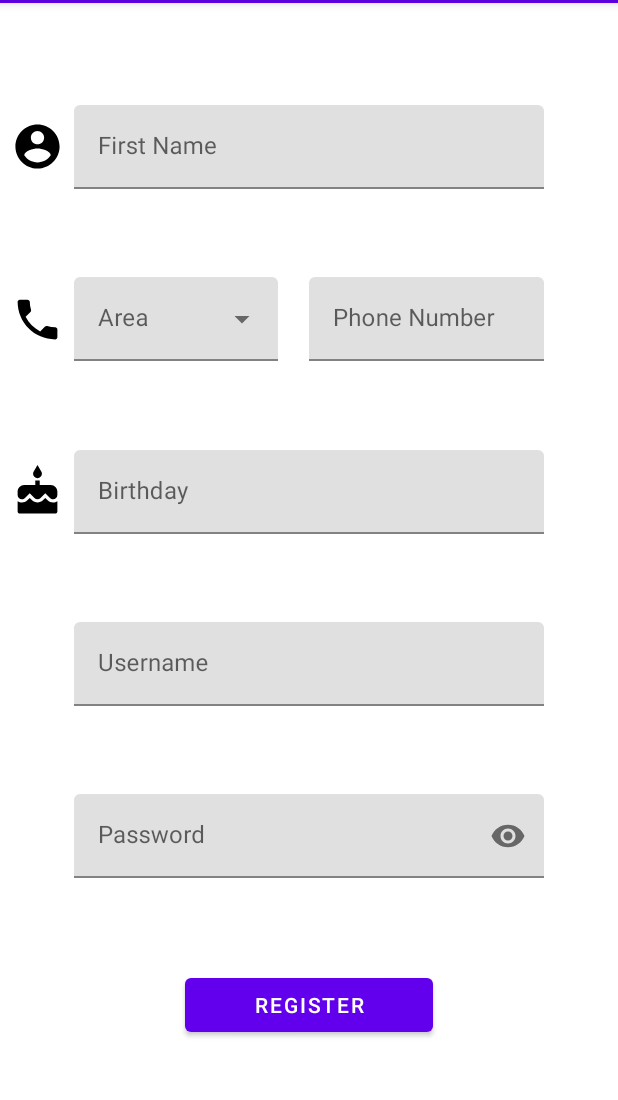
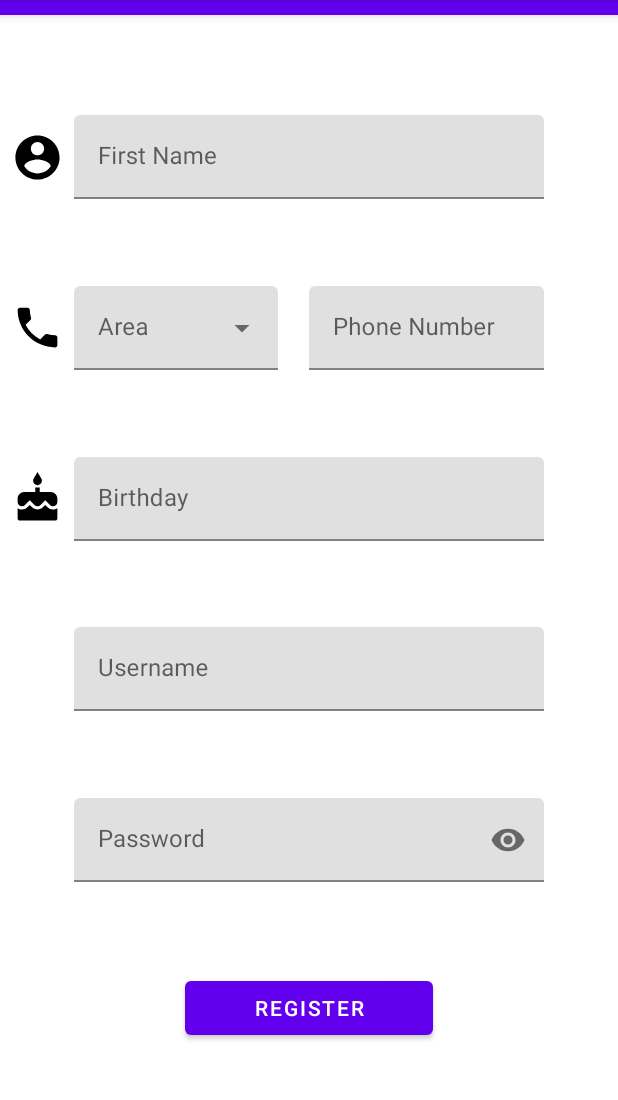
Before and after one commit to matisanchez97/SegundoParcialDDM, an Android app: the screen it shows after launch (MainActivity), after a tap on "REGISTER", on a phone screen of 412 x 824 dp, the part 84-1184 px from its top. Run offline under Robolectric (Android 15) with nearby library versions, the phone set to English and light mode, and no system bars; our stand-ins replace Room's generated code; libraries missing offline, so code that uses them is left out: com.wajahatkarim3.roomexplorer; 8 statements that could not run were skipped.

Commit message:
Quinto Commit

```diff
--- a/app/src/main/java/com/utn/primerparcial/adapters/ShoppingListAdapter.kt
+++ b/app/src/main/java/com/utn/primerparcial/adapters/ShoppingListAdapter.kt
@@ -57,8 +57,8 @@ class ShoppingListAdapter (private var shoppingList: MutableList<Product>, val o
             true
         }
         holder.setQuantity(shoppingList[position].quantity.toString())
-
-        if(shoppingList[position].name.startsWith(PRODUCT_CODES[0]))
+        holder.getImageView().setImageResource(shoppingList[position].imageResId)
+        /*if(shoppingList[position].name.startsWith(PRODUCT_CODES[0]))
             holder.getImageView().setImageResource(R.drawable.ic_milk_bottle)
         else if (shoppingList[position].name.startsWith(PRODUCT_CODES[1]))
             holder.getImageView().setImageResource(R.drawable.ic_cheese)
@@ -67,7 +67,7 @@ class ShoppingListAdapter (private var shoppingList: MutableList<Product>, val o
         else if (shoppingList[position].name.startsWith(PRODUCT_CODES[3]))
             holder.getImageView().setImageResource(R.drawable.ic_beer)
         else if (shoppingList[position].name.startsWith(PRODUCT_CODES[4]))
-            holder.getImageView().setImageResource(R.drawable.ic_dulce_de_leche)
+            holder.getImageView().setImageResource(R.drawable.ic_dulce_de_leche)*/
 
 
     }
--- a/app/src/main/java/com/utn/primerparcial/constants/constants.kt
+++ b/app/src/main/java/com/utn/primerparcial/constants/constants.kt
@@ -4,94 +4,50 @@ import com.utn.primerparcial.R
 import com.utn.primerparcial.entities.Product
 
 val PRODUCTS_LIST: List<Product> = listOf(
-    Product(1,"Cerveza","Brahma",97,1,"970cc"),
-    Product(2,"Cerveza","Brahma",72,1,"473cc"),
-    Product(3,"Cerveza IPA","Imperial",124,1,"1lt"),
-    Product(4,"Cerveza Lager","Imperial",97,1,"1lt"),
-    Product(5,"Cerveza Lager","Imperial",83,1,"473cc"),
-    Product(6,"Cerveza Lager","Stella Artois",107,1,"473cc"),
-    Product(7,"Cerveza Lager","Stella Artois",167,1,"975cc"),
-    Product(8,"Cerveza Noire","Stella Artois",167,1,"975cc"),
-    Product(9,"Cerveza Pilsener","Budweiser",83,1,"473cc"),
-    Product(10,"Cerveza","Quilmes",68,1,"473cc"),
-    Product(11,"Cerveza","Quilmes",95,1,"970cc"),
-    Product(12,"Dulce de leche","Ilolay",103,1,"400gr"),
-    Product(13,"Dulce de leche","La Serenisima",96,1,"400gr"),
-    Product(14,"Dulce de leche","Milkaut",105,1,"400gr"),
-    Product(15,"Dulce de leche","SanCor",99,1,"400gr"),
-    Product(16,"Dulce de leche","San Ignacio",94,1,"400gr"),
-    Product(17,"Leche descremada","Ilolay",67,1,"1lt"),
-    Product(18,"Leche descremada","La Serenisima",71,1,"1lt"),
-    Product(19,"Leche descremada","Las Tres Niñas",61,1,"1lt"),
-    Product(20,"Leche descremada","SanCor",68,1,"1lt"),
-    Product(21,"Leche descremada","Tregar",67,1,"1lt"),
-    Product(22,"Leche Entera","Ilolay",67,1,"1lt"),
-    Product(23,"Leche Entera","La Serenisima",71,1,"1lt"),
-    Product(24,"Leche Entera","Las Tres Niñas",61,1,"1lt"),
-    Product(25,"Mermelada de Ciruela","Arcor",100,1,"454gr"),
-    Product(26,"Mermelada de Durazno","BC",130,1,"390"),
-    Product(27,"Mermelada de Durazno","La Campagnola",123,1,"454gr"),
-    Product(28,"Mermelada de Durazno light","Arcor",121,1,"390gr"),
-    Product(29,"Mermelada de Frutilla","BC",168,1,"390gr"),
-    Product(30,"Mermelada de Naranja","Arcor",100,1,"454gr"),
-    Product(31,"Mermelada de Naranja","BC",130,1,"390gr"),
-    Product(32,"Mermelada de Naranja","La Campagnola",123,1,"454gr"),
-    Product(33,"Queso Azul","San Ignacio",170,1,"180gr"),
-    Product(34,"Queso Cremoso","La Paulina",339,1,"Xkg"),
-    Product(35,"Queso Cremoso","La Serenisima",483,1,"Xkg"),
-    Product(36,"Queso Cremoso light","La Serenisima",550,1,"Xkg"),
-    Product(37,"Queso Cremoso","Punta del Agua",389,1,"Xkg"),
-    Product(38,"Queso Pategras","SanCor",256,1,"240gr"),
-    Product(39,"Queso PortSalut","La Serenisima",545,1,"Xkg"),
-    Product(40,"Queso PortSalut light","La Paulina",381,1,"Xkg"),
-    Product(41,"Queso PortSalut light","La Serenisima",648,1,"Xkg"),
-    Product(42,"Queso Sardo","La Serenisima",1029,1,"Xkg")
+    Product(1,"Cerveza","Brahma",97,1,"970cc",R.drawable.cerveza_brahma_1lt),
+    Product(2,"Cerveza","Brahma",72,1,"473cc",R.drawable.cerveza_brahma_473cc),
+    Product(3,"Cerveza IPA","Imperial",124,1,"1lt",R.drawable.cerveza_ipa_imperial_1lt),
+    Product(4,"Cerveza Lager","Imperial",97,1,"1lt",R.drawable.cerveza_lager_imperial_1lt),
+    Product(5,"Cerveza Lager","Imperial",83,1,"473cc",R.drawable.cerveza_lager_imperial_473cc),
+    Product(6,"Cerveza Lager","Stella Artois",107,1,"473cc",R.drawable.cerveza_lager_stellaartois_473cc),
+    Product(7,"Cerveza Lager","Stella Artois",167,1,"975cc",R.drawable.cerveza_lager_stellaartois_975cc),
+    Product(8,"Cerveza Noire","Stella Artois",167,1,"975cc",R.drawable.cerveza_noire_stellaartois_1lt),
+    Product(9,"Cerveza Pilsener","Budweiser",83,1,"473cc",R.drawable.cerveza_pilsener_budweiser_473cc),
+    Product(10,"Cerveza","Quilmes",68,1,"473cc",R.drawable.cerveza_quilmes_473cc),
+    Product(11,"Cerveza","Quilmes",95,1,"970cc",R.drawable.cerveza_quilmes_970cc),
+    Product(12,"Dulce de leche","Ilolay",103,1,"400gr",R.drawable.dulce_de_leche_ilolay),
+    Product(13,"Dulce de leche","La Serenisima",96,1,"400gr",R.drawable.dulce_de_leche_laserenisima),
+    Product(14,"Dulce de leche","Milkaut",105,1,"400gr",R.drawable.dulce_de_leche_milkaut),
+    Product(15,"Dulce de leche","SanCor",99,1,"400gr",R.drawable.dulce_de_leche_sancor),
+    Product(16,"Dulce de leche","San Ignacio",94,1,"400gr",R.drawable.dulce_de_leche_sanignacio),
+    Product(17,"Leche descremada","Ilolay",67,1,"1lt",R.drawable.leche_descremada_ilolay),
+    Product(18,"Leche descremada","La Serenisima",71,1,"1lt",R.drawable.leche_descremada_laserenisima),
+    Product(19,"Leche descremada","Las Tres Niñas",61,1,"1lt",R.drawable.leche_descremada_lastresninas),
+    Product(20,"Leche descremada","SanCor",68,1,"1lt",R.drawable.leche_descremada_sancor),
+    Product(21,"Leche descremada","Tregar",67,1,"1lt",R.drawable.leche_descremada_tregar),
+    Product(22,"Leche Entera","Ilolay",67,1,"1lt",R.drawable.leche_entera_ilolay),
+    Product(23,"Leche Entera","La Serenisima",71,1,"1lt",R.drawable.leche_entera_laserenisima),
+    Product(24,"Leche Entera","Las Tres Niñas",61,1,"1lt",R.drawable.leche_entera_lastresninas),
+    Product(25,"Mermelada de Ciruela","Arcor",100,1,"454gr",R.drawable.mermelada_ciruela_arcor),
+    Product(26,"Mermelada de Durazno","BC",130,1,"390",R.drawable.mermelada_durazno_bc),
+    Product(27,"Mermelada de Durazno","La Campagnola",123,1,"454gr",R.drawable.mermelada_durazno_lacampagnola),
+    Product(28,"Mermelada de Durazno light","Arcor",121,1,"390gr",R.drawable.mermelada_durazno_light_arcor),
+    Product(29,"Mermelada de Frutilla","BC",168,1,"390gr",R.drawable.mermelada_frutilla_bc),
+    Product(30,"Mermelada de Naranja","Arcor",100,1,"454gr",R.drawable.mermelada_naranja_arcor),
+    Product(31,"Mermelada de Naranja","BC",130,1,"390gr",R.drawable.mermelada_naranja_bc),
+    Product(32,"Mermelada de Naranja","La Campagnola",123,1,"454gr",R.drawable.mermelada_naranja_lacampagnola),
+    Product(33,"Queso Azul","San Ignacio",170,1,"180gr",R.drawable.queso_azul_sanignacio),
+    Product(34,"Queso Cremoso","La Paulina",339,1,"Xkg",R.drawable.queso_cremoso_lapaulina),
+    Product(35,"Queso Cremoso","La Serenisima",483,1,"Xkg",R.drawable.queso_cremoso_laserenisima),
+    Product(36,"Queso Cremoso light","La Serenisima",550,1,"Xkg",R.drawable.queso_cremoso_light_laserenisima),
+    Product(37,"Queso Cremoso","Punta del Agua",389,1,"Xkg",R.drawable.queso_cremoso_puntadelagua),
+    Product(38,"Queso Pategras","SanCor",256,1,"240gr",R.drawable.queso_pategras_sancor),
+    Product(39,"Queso PortSalut","La Serenisima",545,1,"Xkg",R.drawable.queso_portsalut_laserenisima),
+    Product(40,"Queso PortSalut light","La Paulina",381,1,"Xkg",R.drawable.queso_portsalut_light_lapaulina),
+    Product(41,"Queso PortSalut light","La Serenisima",648,1,"Xkg",R.drawable.queso_portsalut_light_laserenisima),
+    Product(42,"Queso Sardo","La Serenisima",1029,1,"Xkg",R.drawable.queso_sardo_laserenisima)
     )
 
-val PRODUCT_IMAGE : List<Int> = listOf(
-    R.drawable.cerveza_brahma_1lt,
-    R.drawable.cerveza_brahma_473cc,
-    R.drawable.cerveza_ipa_imperial_1lt,
-    R.drawable.cerveza_lager_imperial_1lt,
-    R.drawable.cerveza_lager_imperial_473cc,
-    R.drawable.cerveza_lager_stellaartois_473cc,
-    R.drawable.cerveza_lager_stellaartois_975cc,
-    R.drawable.cerveza_noire_stellaartois_1lt,
-    R.drawable.cerveza_pilsener_budweiser_473cc,
-    R.drawable.cerveza_quilmes_473cc,
-    R.drawable.cerveza_quilmes_970cc,
-    R.drawable.dulce_de_leche_ilolay,
-    R.drawable.dulce_de_leche_laserenisima,
-    R.drawable.dulce_de_leche_milkaut,
-    R.drawable.dulce_de_leche_sancor,
-    R.drawable.dulce_de_leche_sanignacio,
-    R.drawable.leche_descremada_ilolay,
-    R.drawable.leche_descremada_laserenisima,
-    R.drawable.leche_descremada_lastresninas,
-    R.drawable.leche_descremada_sancor,
-    R.drawable.leche_descremada_tregar,
-    R.drawable.leche_entera_ilolay,
-    R.drawable.leche_entera_laserenisima,
-    R.drawable.leche_entera_lastresninas,
-    R.drawable.mermelada_ciruela_arcor,
-    R.drawable.mermelada_durazno_bc,
-    R.drawable.mermelada_durazno_lacampagnola,
-    R.drawable.mermelada_durazno_light_arcor,
-    R.drawable.mermelada_frutilla_bc,
-    R.drawable.mermelada_naranja_arcor,
-    R.drawable.mermelada_naranja_bc,
-    R.drawable.mermelada_naranja_lacampagnola,
-    R.drawable.queso_azul_sanignacio,
-    R.drawable.queso_cremoso_lapaulina,
-    R.drawable.queso_cremoso_laserenisima,
-    R.drawable.queso_cremoso_light_laserenisima,
-    R.drawable.queso_cremoso_puntadelagua,
-    R.drawable.queso_pategras_sancor,
-    R.drawable.queso_portsalut_laserenisima,
-    R.drawable.queso_portsalut_light_lapaulina,
-    R.drawable.queso_portsalut_light_laserenisima,
-    R.drawable.queso_sardo_laserenisima
-)
 
 
 
--- a/app/src/main/java/com/utn/primerparcial/database/ConverterShoppingList.kt
+++ b/app/src/main/java/com/utn/primerparcial/database/ConverterShoppingList.kt
@@ -13,7 +13,7 @@ class ConverterShoppingList {
             var acc: String = ""
             if(value.isNotEmpty()) {
                 for (product in value) {
-                    acc += product.id.toString() + "-" + product.name + "-" + product.brand + "-" + product.price.toString() + "-" + product.quantity.toString() + "-" + product.measure + "-/"
+                    acc += product.id.toString() + "-" + product.name + "-" + product.brand + "-" + product.price.toString() + "-" + product.quantity.toString() + "-" + product.measure + "-" + product.imageResId.toString() + "-/"
                 }
             }
             return acc
@@ -22,7 +22,7 @@ class ConverterShoppingList {
         @TypeConverter
         @JvmStatic
         fun toShoppingList(value: String): MutableList<Product> {
-            var productArgs:Array<String?> = arrayOfNulls<String>(6)
+            var productArgs:Array<String?> = arrayOfNulls<String>(7)
             var ShoppingList: MutableList<Product> = ArrayList<Product>()
             var aux1: String
             var aux2: String
@@ -41,7 +41,7 @@ class ConverterShoppingList {
                     i++
                 }
                 i = 0
-                ShoppingList.add(Product(productArgs[0]!!.toInt(),productArgs[1]!!,productArgs[2]!!,productArgs[3]!!.toInt(),productArgs[4]!!.toInt(),productArgs[5]!!))
+                ShoppingList.add(Product(productArgs[0]!!.toInt(),productArgs[1]!!,productArgs[2]!!,productArgs[3]!!.toInt(),productArgs[4]!!.toInt(),productArgs[5]!!,productArgs[6]!!.toInt()))
                 aux2 = aux1.substringBefore("/")
             }
             return ShoppingList
--- a/app/src/main/java/com/utn/primerparcial/entities/Product.kt
+++ b/app/src/main/java/com/utn/primerparcial/entities/Product.kt
@@ -8,7 +8,7 @@ import androidx.room.Ignore
 import androidx.room.PrimaryKey
 
 @Entity(tableName = "products")
-class Product(id:Int, name: String,brand: String, price:Int, quantity:Int,measure:String) {
+class Product(id:Int, name: String,brand: String, price:Int, quantity:Int,measure:String,imageResId:Int) {
     @PrimaryKey
     @ColumnInfo(name = "id")
     var id: Int
@@ -22,6 +22,8 @@ class Product(id:Int, name: String,brand: String, price:Int, quantity:Int,measur
     var quantity: Int
     @ColumnInfo(name = "measure")
     var measure: String
+    @ColumnInfo(name = "resource id")
+    var imageResId: Int
 
 
 
@@ -32,6 +34,7 @@ class Product(id:Int, name: String,brand: String, price:Int, quantity:Int,measur
         this.price = price
         this.quantity = quantity
         this.measure = measure
+        this.imageResId = imageResId
     }
 
     override fun equals(other: Any?): Boolean {
--- a/app/src/main/java/com/utn/primerparcial/fragments/BrandProductFragment.kt
+++ b/app/src/main/java/com/utn/primerparcial/fragments/BrandProductFragment.kt
@@ -81,6 +81,11 @@ class BrandProductFragment() : Fragment() {
 
     }
 
+    override fun onResume() {
+        super.onResume()
+        onStart()
+    }
+
 
 
 
--- a/app/src/main/java/com/utn/primerparcial/fragments/DetailProductFragment.kt
+++ b/app/src/main/java/com/utn/primerparcial/fragments/DetailProductFragment.kt
@@ -13,7 +13,6 @@ import androidx.appcompat.view.ActionMode
 import androidx.navigation.fragment.findNavController
 import com.google.android.material.textfield.TextInputEditText
 import com.utn.primerparcial.R
-import com.utn.primerparcial.constants.PRODUCT_IMAGE
 import com.utn.primerparcial.database.appDatabase
 import com.utn.primerparcial.database.productDao
 import com.utn.primerparcial.database.userDao
@@ -72,9 +71,9 @@ class DetailProductFragment() : Fragment() {
         selectedProduct = productDao?.loadProductById(productId)
         productDes = selectedProduct?.name + " de la marca " + selectedProduct?.brand + "\nMedida: " + selectedProduct?.measure + "\nPrecio: $" + selectedProduct?.price.toString()
         textPrdDesc.text = productDes
-        imageProduct.setImageResource(PRODUCT_IMAGE[productId-1])
+        imageProduct.setImageResource(selectedProduct!!.imageResId)
 
-        if(currentUser?.favorite_products!!.contains(selectedProduct))
+        if(currentUser?.favorite_products!!.contains(selectedProduct!!))
             butFav.setChecked(true)
         else
             butFav.setChecked(false)
--- a/app/src/main/java/com/utn/primerparcial/fragments/LoginFragment.kt
+++ b/app/src/main/java/com/utn/primerparcial/fragments/LoginFragment.kt
@@ -8,6 +8,7 @@ import android.widget.Button
 import androidx.constraintlayout.widget.ConstraintLayout
 import androidx.fragment.app.Fragment
 import androidx.navigation.findNavController
+import androidx.preference.PreferenceManager
 import com.google.android.material.snackbar.Snackbar
 import com.google.android.material.textfield.TextInputLayout
 import com.utn.primerparcial.R
@@ -105,4 +106,13 @@ class LoginFragment : Fragment() {
             }
         }
     }
+
+    override fun onResume() {
+        super.onResume()
+        val prefs = PreferenceManager.getDefaultSharedPreferences(requireContext())
+        val editor = prefs.edit()
+        editor.putString("first_name", "")
+        editor.putString("password", "")
+        editor.apply()
+    }
 }
--- a/app/src/main/java/com/utn/primerparcial/fragments/RegisterFragment.kt
+++ b/app/src/main/java/com/utn/primerparcial/fragments/RegisterFragment.kt
@@ -56,7 +56,7 @@ class RegisterFragment : Fragment(),DatePickerDialog.OnDateSetListener {
     var day = 0
     var month = 0
     var year = 0
-    var i = 1
+    var i = 0
 
     override fun onCreateView(
         inflater: LayoutInflater, container: ViewGroup?,
@@ -90,7 +90,7 @@ class RegisterFragment : Fragment(),DatePickerDialog.OnDateSetListener {
         userDao = db?.userDao()
         users = userDao?.loadAllPersons()!!
         if(users!=null)
-            i = users!!.size + 1
+            i = users!!.size
 
         butRegister2.setOnClickListener(){
             validationList = arrayListOf(textFieldUsr2,textFieldPass2,textFieldName,textFieldPhone,textFieldDate,textFieldArea)
--- a/app/src/main/java/com/utn/primerparcial/fragments/SimilarProductFragment.kt
+++ b/app/src/main/java/com/utn/primerparcial/fragments/SimilarProductFragment.kt
@@ -85,5 +85,9 @@ class SimilarProductFragment() : Fragment() {
 
     }
 
+    override fun onResume() {
+        super.onResume()
+        onStart()
+    }
 
 }
--- a/app/src/main/res/layout/activity_main.xml
+++ b/app/src/main/res/layout/activity_main.xml
@@ -42,7 +42,7 @@
         android:layout_width="wrap_content"
         android:layout_height="wrap_content"
         android:orientation="horizontal"
-        app:layout_constraintGuide_percent="0.07" />
+        app:layout_constraintGuide_percent="0.08" />
 
 
     </androidx.constraintlayout.widget.ConstraintLayout>
--- a/app/src/main/res/layout/fragment_register.xml
+++ b/app/src/main/res/layout/fragment_register.xml
@@ -106,7 +106,8 @@
             android:id="@+id/textEditName"
             android:layout_width="match_parent"
             android:layout_height="match_parent"
-            android:hint="@string/name" />
+            android:hint="@string/name"
+            android:inputType="textPersonName|textCapWords" />
     </com.google.android.material.textfield.TextInputLayout>
 
     <com.google.android.material.textfield.TextInputLayout
--- a/app/src/main/res/values/styles.xml
+++ b/app/src/main/res/values/styles.xml
@@ -31,7 +31,7 @@
     <style name="Widget.App.ActionMode" parent="Widget.AppCompat.ActionMode">
         <item name="titleTextStyle">?attr/textAppearanceHeadline6</item>
         <item name="subtitleTextStyle">?attr/textAppearanceSubtitle1</item>
-        <item name="background">@color/material_grey_900</item>
+        <item name="background">@color/cardview_dark_background</item>
     </style>
 
 
```
Also changed, not shown: app/src/main/java/com/utn/primerparcial/SettingsActivity.kt (+32 -1 lines), app/src/main/java/com/utn/primerparcial/fragments/ShoppingListFragment.kt (+45 -22 lines), app/src/main/res/layout/account_item.xml (+16 -8 lines), app/src/main/res/layout/fragment_detail_product.xml (+4 -3 lines), app/src/main/res/values/array.xml (+8 -6 lines), app/src/main/res/xml/root_preferences.xml (+21 -10 lines), app/src/main/res/menu/contextual_action_bar.xml (indentation only).
